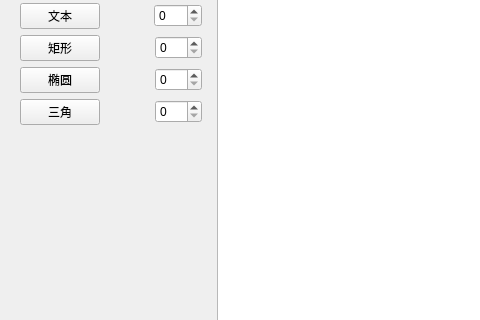
gimhol/qt_blackboard, file BlackboardTestWindow.ui: the form before one commit; both pictures show x 0 to 480 and y 145 to 465 of the 800 by 800 pixel window.
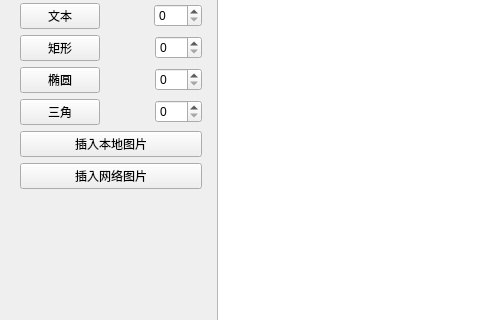
The form after the commit. Custom widgets are drawn as their Qt base class.

Commit message: 图片Item。

Patch:
```diff
--- a/BlackboardTestWindow.ui
+++ b/BlackboardTestWindow.ui
@@ -364,6 +364,20 @@
         </layout>
        </widget>
       </item>
+      <item>
+       <widget class="QPushButton" name="localImage">
+        <property name="text">
+         <string>插入本地图片</string>
+        </property>
+       </widget>
+      </item>
+      <item>
+       <widget class="QPushButton" name="onlineImage">
+        <property name="text">
+         <string>插入网络图片</string>
+        </property>
+       </widget>
+      </item>
       <item>
        <spacer name="verticalSpacer">
         <property name="orientation">
```
The commit also changes 14 other files.
